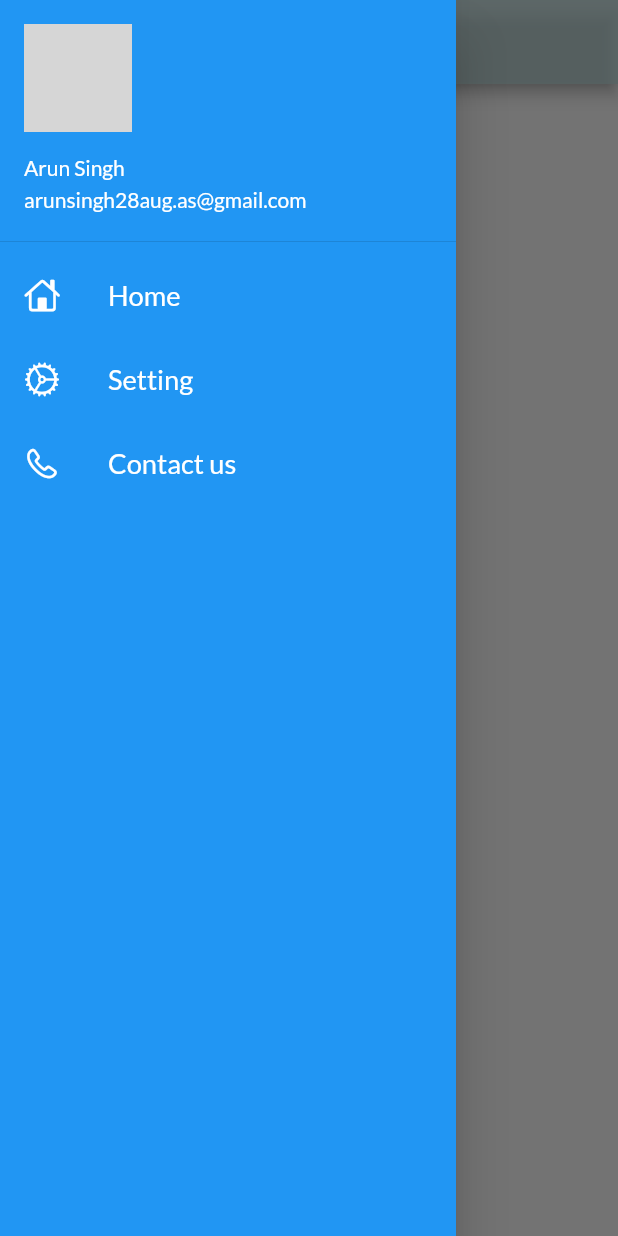
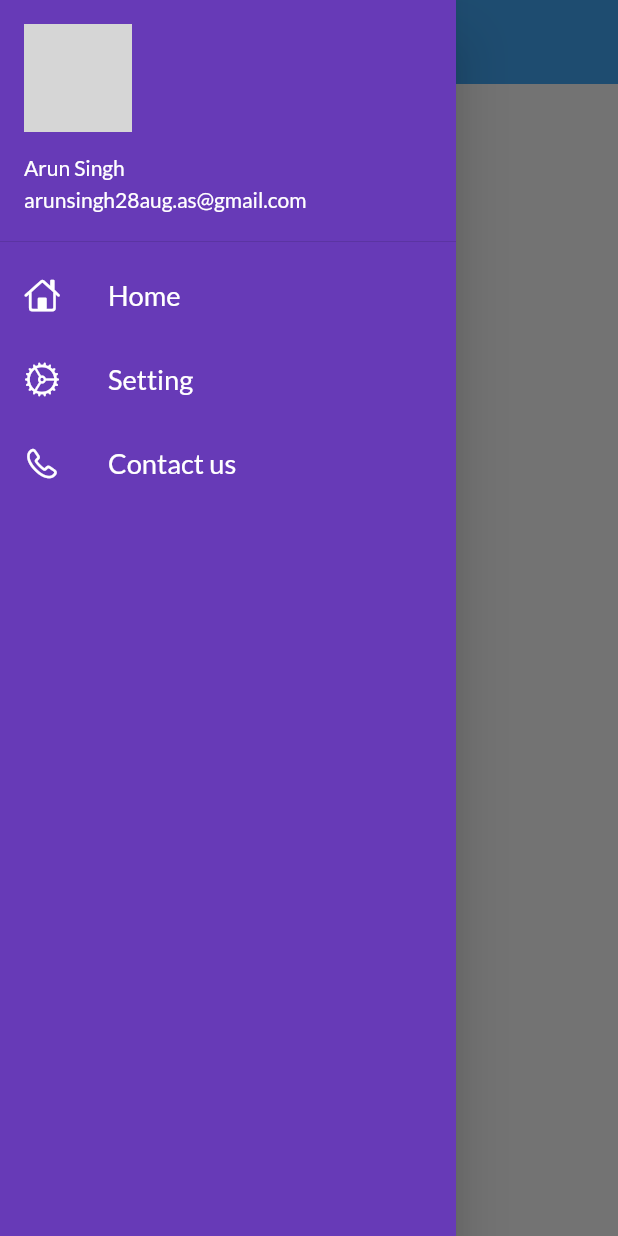
Before and after one commit to arunsingh28/flutter-app-ui, a Flutter app: the screen it shows after launch, with the side drawer open, on a phone screen of 412 x 824 dp. Run offline on Flutter 3.47's test engine with Material 2 defaults, Android fonts, the phone set to English and light mode, and no system bars; our stand-ins replace google_fonts; network calls fail; grey boxes are pictures that could not be loaded.

Commit message:
color change drawer

```diff
--- a/lib/main.dart
+++ b/lib/main.dart
@@ -1,4 +1,5 @@
 import 'package:first_app/utils/routes.dart';
+import 'package:first_app/widgets/theme.dart';
 import 'package:flutter/material.dart';
 import 'pages/home_page.dart';
 import 'pages/login_page.dart';
@@ -16,10 +17,7 @@ class MyApp extends StatelessWidget {
       // remove debug banner
       debugShowCheckedModeBanner: false,
       themeMode: ThemeMode.dark,
-      theme: ThemeData(
-        // primarySwatch: Colors.indigo,
-        fontFamily: GoogleFonts.lato().fontFamily,
-      ),
+      theme: MyTheme.dartTheme(context),
       initialRoute: MyRoutes.homeRoute,
       // routing is provided by the MaterialApp widget
       routes: {
--- a/lib/pages/home_page.dart
+++ b/lib/pages/home_page.dart
@@ -9,10 +9,11 @@ class HomePage extends StatelessWidget {
 
   AppBar buildAppBar() {
     return AppBar(
+      elevation: 0,
       title: Text(
         "Help on",
       ),
-      backgroundColor: Color.fromARGB(952, 955, 986, 987),
+      backgroundColor: Colors.blue[400],
     );
   }
 }
--- a/lib/widgets/drawer.dart
+++ b/lib/widgets/drawer.dart
@@ -8,7 +8,7 @@ class MyDrawer extends StatelessWidget {
         "https://avatars.githubusercontent.com/u/48112517?s=400&u=15915e0f20c038ca18367438fef95493a51ea2e1&v=4";
     return Drawer(
       child: Container(
-        color: Colors.blue,
+        color: Colors.deepPurple,
         child: ListView(
           children: [
             DrawerHeader(
--- /dev/null
+++ b/lib/widgets/theme.dart
@@ -0,0 +1,22 @@
+import 'package:flutter/material.dart';
+import 'package:google_fonts/google_fonts.dart';
+
+class MyTheme {
+  static ThemeData lightTheme(BuildContext context) => ThemeData(
+      primarySwatch: Colors.deepPurple,
+      fontFamily: GoogleFonts.lato().fontFamily,
+      appBarTheme: AppBarTheme(
+          color: Colors.white,
+          elevation: 0.0,
+          iconTheme: IconThemeData(color: Colors.black),
+          textTheme: Theme.of(context).textTheme));
+
+  static ThemeData dartTheme(BuildContext context) => ThemeData(
+      primarySwatch: Colors.deepPurple,
+      fontFamily: GoogleFonts.lato().fontFamily,
+      appBarTheme: AppBarTheme(
+          color: Colors.white,
+          elevation: 0.0,
+          iconTheme: IconThemeData(color: Colors.black),
+          textTheme: Theme.of(context).textTheme));
+}
```
